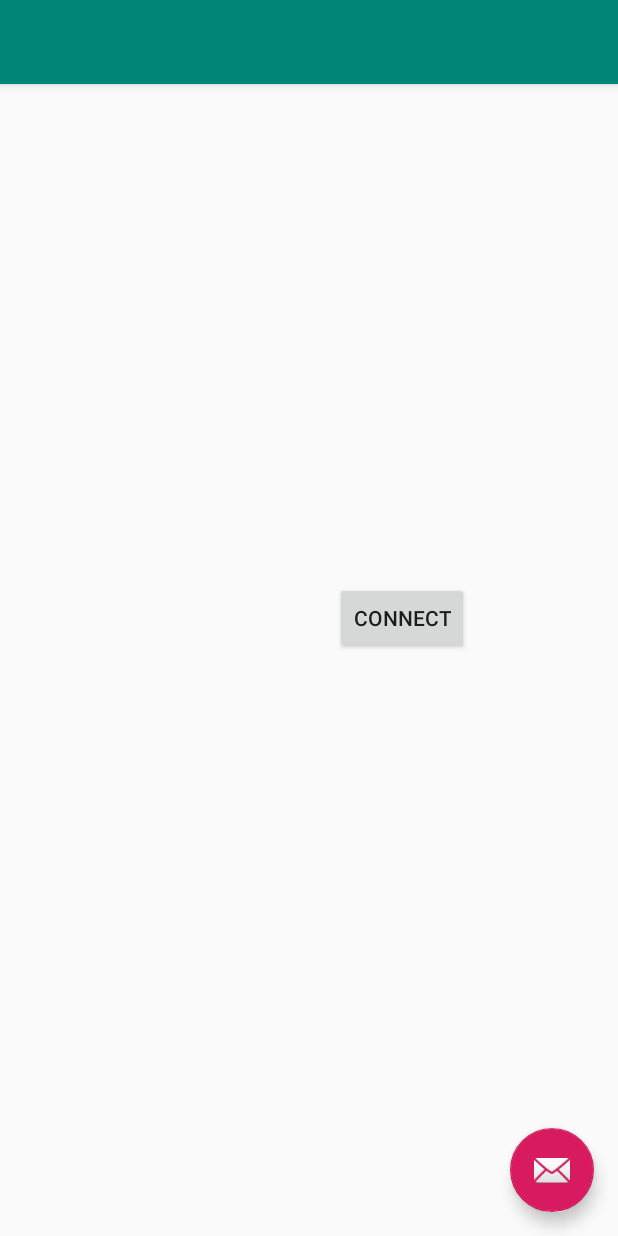
After one commit to amc1234/RoboticVacuum, an Android app: the BluetoothActivity screen opened directly, with no data from a screen before it, on a phone screen of 412 x 824 dp. The commit adds this screen. Run offline under Robolectric (Android 15) with nearby library versions, the phone set to English and light mode, and no system bars.

Commit message:
bluetooth

```diff
--- a/RoboticVacuum/app/build.gradle
+++ b/RoboticVacuum/app/build.gradle
@@ -22,6 +22,7 @@ dependencies {
     implementation fileTree(dir: 'libs', include: ['*.jar'])
     implementation 'com.android.support:appcompat-v7:28.0.0'
     implementation 'com.android.support.constraint:constraint-layout:1.1.3'
+    implementation 'com.android.support:design:28.0.0'
     testImplementation 'junit:junit:4.12'
     androidTestImplementation 'com.android.support.test:runner:1.0.2'
     androidTestImplementation 'com.android.support.test.espresso:espresso-core:3.0.2'
--- a/RoboticVacuum/app/src/main/AndroidManifest.xml
+++ b/RoboticVacuum/app/src/main/AndroidManifest.xml
@@ -2,6 +2,7 @@
 <manifest xmlns:android="http://schemas.android.com/apk/res/android"
     package="roboticvacuum.roboticvacuum">
 
+    <uses-permission android:name="android.permission.BLUETOOTH" />
     <application
         android:allowBackup="true"
         android:icon="@mipmap/ic_launcher"
@@ -16,6 +17,10 @@
                 <category android:name="android.intent.category.LAUNCHER" />
             </intent-filter>
         </activity>
+        <activity
+            android:name=".BluetoothActivity"
+            android:label="@string/title_activity_bluetooth"
+            android:theme="@style/AppTheme.NoActionBar"></activity>
     </application>
 
 </manifest>
--- /dev/null
+++ b/RoboticVacuum/app/src/main/java/roboticvacuum/roboticvacuum/BluetoothActivity.java
@@ -0,0 +1,80 @@
+package roboticvacuum.roboticvacuum;
+
+import android.content.Intent;
+import android.os.Bundle;
+import android.support.design.widget.FloatingActionButton;
+import android.support.design.widget.Snackbar;
+import android.support.v7.app.AppCompatActivity;
+import android.support.v7.widget.Toolbar;
+import android.view.View;
+import android.bluetooth.BluetoothAdapter;
+import android.bluetooth.BluetoothDevice;
+import android.widget.AdapterView;
+import android.widget.ArrayAdapter;
+import android.widget.Button;
+import android.widget.ListView;
+import android.widget.TextView;
+import android.widget.Toast;
+
+import java.util.ArrayList;
+import java.util.Set;
+
+public class BluetoothActivity extends AppCompatActivity {
+
+    Button button;
+    ListView listView;
+    private BluetoothAdapter bluetoothAdapter = null;
+    private Set<BluetoothDevice> pairedDevices;
+    public static String EXTRA_ADDRESS = "device_address";
+
+    @Override
+    protected void onCreate(Bundle savedInstanceState) {
+        super.onCreate(savedInstanceState);
+        setContentView(R.layout.activity_bluetooth);
+        button = (Button)findViewById(R.id.connect);
+        listView = (ListView)findViewById(R.id.listview);
+
+        bluetoothAdapter = BluetoothAdapter.getDefaultAdapter();
+        if (bluetoothAdapter == null) {
+            Toast.makeText(getApplicationContext(), "Bluetooth Device not available", Toast.LENGTH_LONG).show();
+            finish();
+        }
+        else if (!bluetoothAdapter.isEnabled()) {
+            Intent turnBluetoothOn = new Intent(BluetoothAdapter.ACTION_REQUEST_ENABLE);
+            startActivityForResult(turnBluetoothOn, 1);
+        }
+
+        button.setOnClickListener(new View.OnClickListener() {
+            @Override
+            public void onClick(View view) {
+                pairedDevices = bluetoothAdapter.getBondedDevices();
+                ArrayList list = new ArrayList();
+
+                if (pairedDevices.size() > 0) {
+                    for (BluetoothDevice bt : pairedDevices) {
+                        list.add(bt.getName() + "\n" + bt.getAddress());
+                    }
+                }
+                else {
+                    Toast.makeText(getApplicationContext(), "No Bluetooth Devices Found", Toast.LENGTH_LONG).show();
+                }
+
+                final ArrayAdapter adapter = new ArrayAdapter(BluetoothActivity.this, android.R.layout.simple_list_item_1, list);
+                listView.setAdapter(adapter);
+                listView.setOnItemClickListener(listViewClickListener);
+            }
+        });
+    }
+
+    private AdapterView.OnItemClickListener listViewClickListener = new AdapterView.OnItemClickListener() {
+        @Override
+        public void onItemClick(AdapterView<?> adapterView, View view, int i, long l) {
+            String info = ((TextView) view).getText().toString();
+            String address = info.substring(info.length() - 17); //The address is the last 17 digits in the View
+            Intent intent = new Intent(BluetoothActivity.this, JoyStickClass.class);
+            intent.putExtra(EXTRA_ADDRESS, address);
+            startActivity(intent);
+        }
+    };
+
+}
--- /dev/null
+++ b/RoboticVacuum/app/src/main/res/layout/activity_bluetooth.xml
@@ -0,0 +1,33 @@
+<?xml version="1.0" encoding="utf-8"?>
+<android.support.design.widget.CoordinatorLayout xmlns:android="http://schemas.android.com/apk/res/android"
+    xmlns:app="http://schemas.android.com/apk/res-auto"
+    xmlns:tools="http://schemas.android.com/tools"
+    android:layout_width="match_parent"
+    android:layout_height="match_parent"
+    tools:context=".BluetoothActivity">
+
+    <android.support.design.widget.AppBarLayout
+        android:layout_width="match_parent"
+        android:layout_height="wrap_content"
+        android:theme="@style/AppTheme.AppBarOverlay">
+
+        <android.support.v7.widget.Toolbar
+            android:id="@+id/toolbar"
+            android:layout_width="match_parent"
+            android:layout_height="?attr/actionBarSize"
+            android:background="?attr/colorPrimary"
+            app:popupTheme="@style/AppTheme.PopupOverlay" />
+
+    </android.support.design.widget.AppBarLayout>
+
+    <include layout="@layout/content_bluetooth" />
+
+    <android.support.design.widget.FloatingActionButton
+        android:id="@+id/fab"
+        android:layout_width="wrap_content"
+        android:layout_height="wrap_content"
+        android:layout_gravity="bottom|end"
+        android:layout_margin="@dimen/fab_margin"
+        app:srcCompat="@android:drawable/ic_dialog_email" />
+
+</android.support.design.widget.CoordinatorLayout>
--- /dev/null
+++ b/RoboticVacuum/app/src/main/res/layout/content_bluetooth.xml
@@ -0,0 +1,24 @@
+<RelativeLayout xmlns:android="http://schemas.android.com/apk/res/android"
+    xmlns:tools="http://schemas.android.com/tools"
+    android:layout_width="match_parent"
+    android:layout_height="match_parent" >
+
+
+    <ListView
+        android:id="@+id/listview"
+        android:layout_width="301dp"
+        android:layout_height="match_parent"
+        android:layout_alignParentStart="true"
+        android:layout_alignParentTop="true" />
+
+    <Button
+        android:id="@+id/connect"
+        android:layout_width="wrap_content"
+        android:layout_height="wrap_content"
+        android:layout_alignParentEnd="true"
+        android:layout_centerVertical="true"
+        android:layout_marginEnd="99dp"
+        android:text="Connect" />
+
+
+</RelativeLayout>
--- /dev/null
+++ b/RoboticVacuum/app/src/main/res/values/dimens.xml
@@ -0,0 +1,3 @@
+<resources>
+    <dimen name="fab_margin">16dp</dimen>
+</resources>
--- a/RoboticVacuum/app/src/main/res/values/strings.xml
+++ b/RoboticVacuum/app/src/main/res/values/strings.xml
@@ -1,3 +1,4 @@
 <resources>
     <string name="app_name">RoboticVacuum</string>
+    <string name="title_activity_bluetooth">BluetoothActivity</string>
 </resources>
--- a/RoboticVacuum/app/src/main/res/values/styles.xml
+++ b/RoboticVacuum/app/src/main/res/values/styles.xml
@@ -8,4 +8,13 @@
         <item name="colorAccent">@color/colorAccent</item>
     </style>
 
+    <style name="AppTheme.NoActionBar">
+        <item name="windowActionBar">false</item>
+        <item name="windowNoTitle">true</item>
+    </style>
+
+    <style name="AppTheme.AppBarOverlay" parent="ThemeOverlay.AppCompat.Dark.ActionBar" />
+
+    <style name="AppTheme.PopupOverlay" parent="ThemeOverlay.AppCompat.Light" />
+
 </resources>
```
